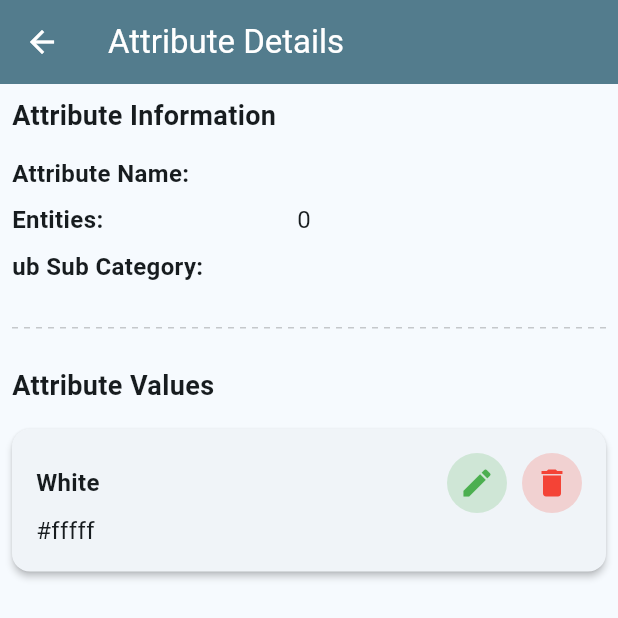
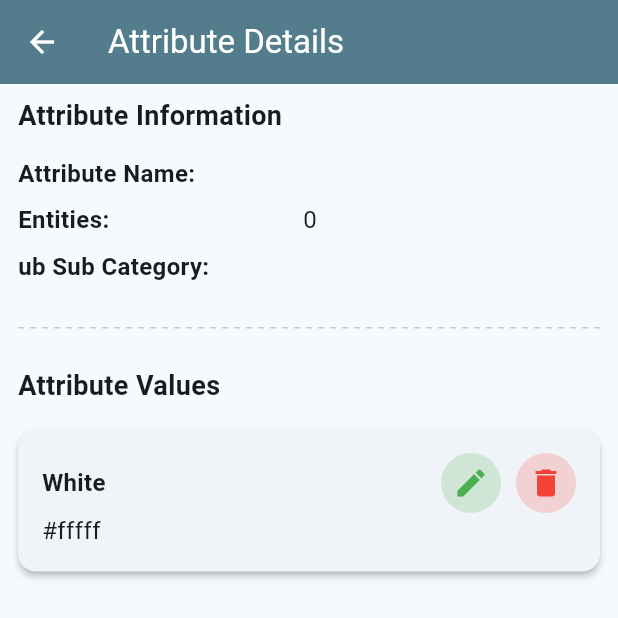
Before and after one commit to Anwar-Kabir/b2b, a Flutter app: the AttributeDetailPage screen opened directly with empty values, on a phone screen of 412 x 824 dp. Shown: the top 618 px of the screen. Run offline on Flutter 3.47's test engine with Material 3 defaults, Android fonts, the phone set to English and light mode, and no system bars; drawn by our look-alikes of dotted_line; our stand-ins replace flutter_colorpicker, get, image_picker, shared_preferences; accounts and stored records are empty.

Commit message:
Updated attribute details page ui

```diff
--- a/lib/main.dart
+++ b/lib/main.dart
@@ -1,7 +1,7 @@
 import 'package:flutter/material.dart';
 import 'package:get/get.dart';
 import 'package:isotopeit_b2b/utils/color.dart';
-import 'package:isotopeit_b2b/view/signup/signup.dart';
+import 'package:isotopeit_b2b/view/login/login.dart';
 
 void main() {
   runApp(const MyApp());
@@ -19,7 +19,7 @@ class MyApp extends StatelessWidget {
         colorScheme: ColorScheme.fromSeed(seedColor: AppColor.primaryColor),
         useMaterial3: true,
       ),
-      home: const SignUpPage(),
+      home: const Login(),
     );
   }
 }
--- a/lib/view/attributes/attribute_details/attribute_details_page.dart
+++ b/lib/view/attributes/attribute_details/attribute_details_page.dart
@@ -25,7 +25,10 @@ class AttributeDetailPage extends StatelessWidget {
         ),
       ),
       body: Padding(
-        padding: const EdgeInsets.all(8.0),
+        padding: const EdgeInsets.symmetric(
+          vertical: 8,
+          horizontal: 12,
+        ),
         child: SingleChildScrollView(
           scrollDirection: Axis.vertical,
           child: Column(
@@ -48,10 +51,6 @@ class AttributeDetailPage extends StatelessWidget {
                 title: 'ub Sub Category:',
                 value: attribute.categories ?? '',
               ),
-
-              // _buildDetailRow('Attribute Name:', 'Color'),
-              // _buildDetailRow('Entites:', '5'),
-              // _buildDetailRow('Sub Sub Category:', 'food, fish, meet'),
               const SizedBox(height: 25),
               DottedLine(
                 dashColor: Colors.black.withOpacity(0.2),
```
